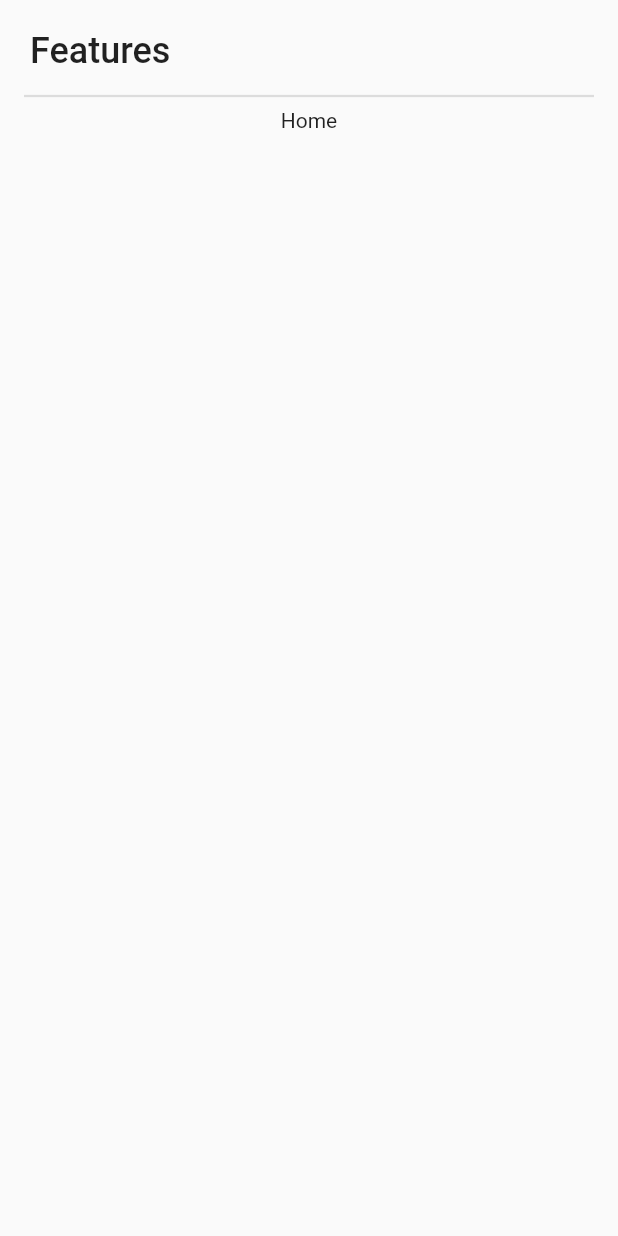
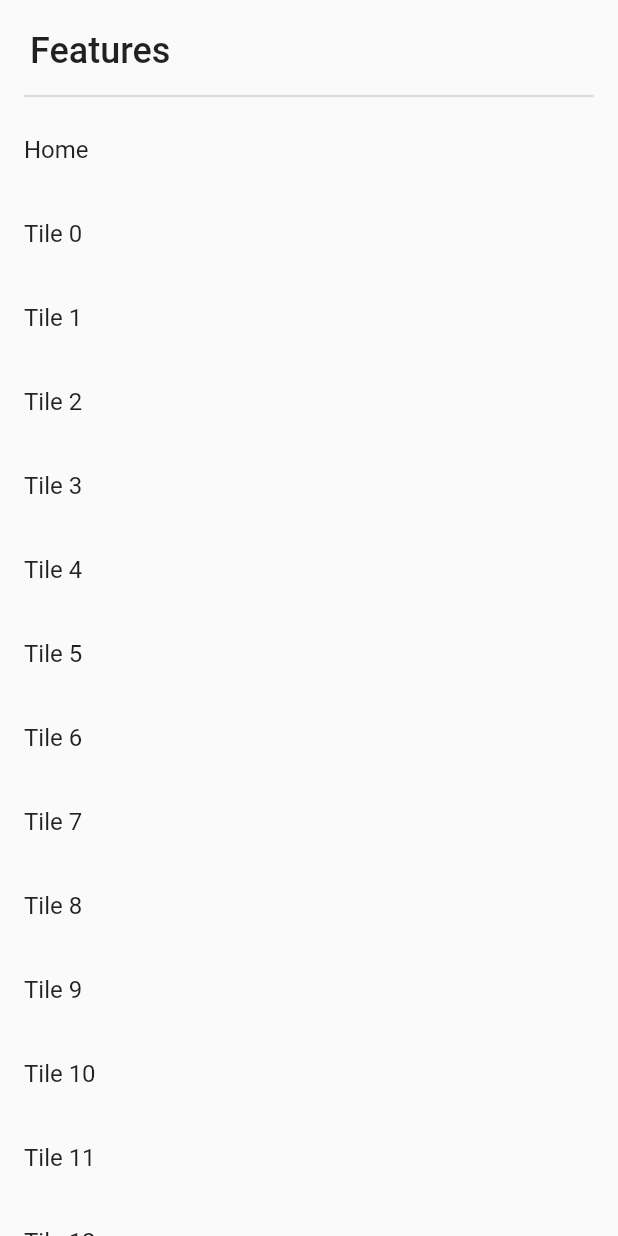
Before and after one commit to mHassan20896/demo_integration_test, a Flutter app: the Dashboard screen opened directly, on a phone screen of 412 x 824 dp. Run offline on Flutter 3.47's test engine with Material 2 defaults, Android fonts, the phone set to English and light mode, and no system bars; missing offline and left inert: flutter_driver.

Commit message:
list view added

```diff
--- a/lib/dashboard.dart
+++ b/lib/dashboard.dart
@@ -7,7 +7,7 @@ class Dashboard extends StatelessWidget {
   Widget build(BuildContext context) {
     return Scaffold(
       body: SafeArea(
-        child: Column(
+        child: ListView(
           children: [
             const SizedBox(height: 20),
             Padding(
@@ -28,7 +28,20 @@ class Dashboard extends StatelessWidget {
               indent: 16.0,
               endIndent: 16.0,
             ),
-            const Text('Home')
+            const ListTile(
+                title: Text(
+              'Home',
+              key: Key('Home'),
+            )),
+            ...List.generate(
+              100,
+              (index) => ListTile(
+                title: Text(
+                  "Tile $index",
+                  key: Key("Tile $index"),
+                ),
+              ),
+            )
           ],
         ),
       ),
```
Also changed, not shown: lib/login_page.dart (+7 -4 lines).
